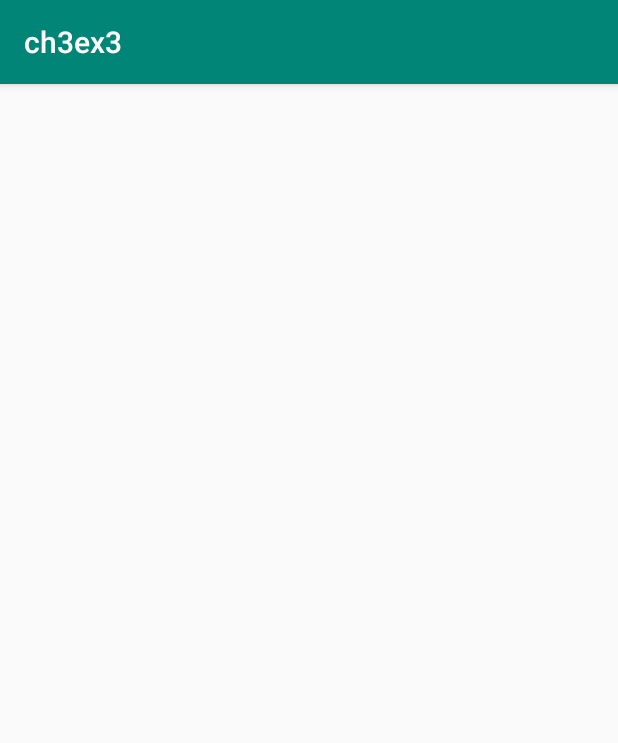
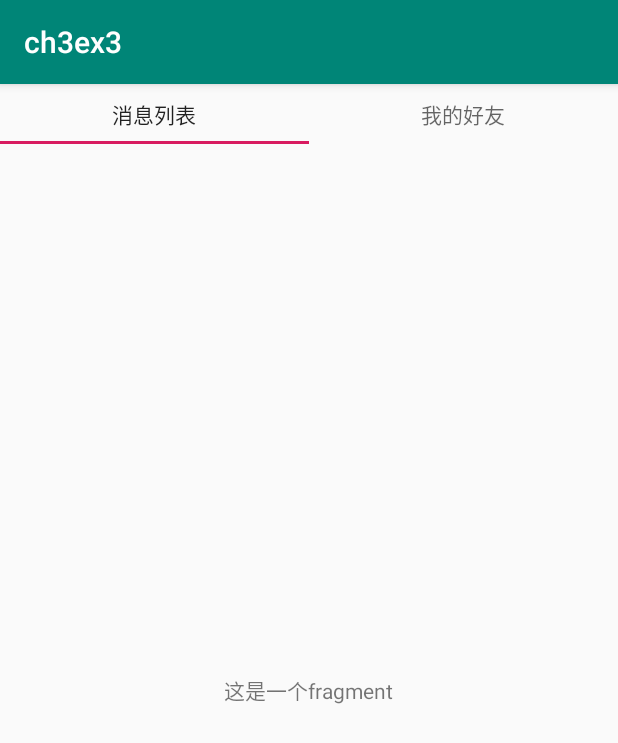
Before and after one commit to BIT-zhangxin/BytedanceTask, an Android app: the screen it shows after launch (Ch3Ex3Activity), after a tap on "CH3EX3", on a phone screen of 412 x 824 dp. Shown: the top 743 px of the screen. Run offline under Robolectric (Android 15) with nearby library versions, the phone set to English and light mode, and no system bars.

Commit message:
第三天作业第三题提交

```diff
--- a/Task3/Homework/app/build.gradle
+++ b/Task3/Homework/app/build.gradle
@@ -33,4 +33,7 @@ dependencies {
     // 这里添加了对话框库，用来输入时长
     // https://github.com/afollestad/material-dialogs
     implementation 'com.afollestad.material-dialogs:core:0.9.6.0'
+
+    //圆形图片
+    implementation 'de.hdodenhof:circleimageview:2.1.0'
 }
--- a/Task3/Homework/app/src/main/java/com/example/chapter3/homework/Ch3Ex3Activity.java
+++ b/Task3/Homework/app/src/main/java/com/example/chapter3/homework/Ch3Ex3Activity.java
@@ -1,5 +1,9 @@
 package com.example.chapter3.homework;
 
+import android.support.design.widget.TabLayout;
+import android.support.v4.app.Fragment;
+import android.support.v4.app.FragmentPagerAdapter;
+import android.support.v4.view.ViewPager;
 import android.support.v7.app.AppCompatActivity;
 import android.os.Bundle;
 
@@ -11,16 +15,49 @@ import android.os.Bundle;
  */
 public class Ch3Ex3Activity extends AppCompatActivity {
 
+    public static final int PAGE_COUNT=2;
+
+    ViewPager pager;
+    TabLayout tabLayout;
+
     @Override
     protected void onCreate(Bundle savedInstanceState) {
         super.onCreate(savedInstanceState);
         setContentView(R.layout.activity_ch3ex3);
 
+        pager = findViewById(R.id.view_pager);
+        tabLayout = findViewById(R.id.tab_layout);
+        pager.setAdapter(new FragmentPagerAdapter(getSupportFragmentManager()) {
+            @Override
+            public Fragment getItem(int i) {
+                switch (i){
+                    case 0:
+                        return new NewFragment();
+                    case 1:
+                        return new PlaceholderFragment();
+                }
+                return null;
+            }
 
+            @Override
+            public int getCount() {
+                return PAGE_COUNT;
+            }
+
+            @Override
+            public CharSequence getPageTitle(int position) {
+                switch (position){
+                    case 0:
+                        return "消息列表";
+                    case 1:
+                        return "我的好友";
+                }
+                return "";
+            }
+        });
+        tabLayout.setupWithViewPager(pager);
 
         // TODO: ex3-1. 添加 ViewPager 和 Fragment 做可滑动界面
-
-
 
         // TODO: ex3-2, 添加 TabLayout 支持 Tab
     }
--- /dev/null
+++ b/Task3/Homework/app/src/main/java/com/example/chapter3/homework/Friend.java
@@ -0,0 +1,34 @@
+package com.example.chapter3.homework;
+
+class Friend {
+
+    private int id;//id
+    private String title;//标题
+    private String description;//描述
+
+    public int getId() {
+        return id;
+    }
+
+    public void setId(int id) {
+        this.id = id;
+    }
+
+    String getTitle() {
+        return title;
+    }
+
+    void setTitle(String title) {
+        this.title = title;
+    }
+
+    String getDescription() {
+        return description;
+    }
+
+    void setDescription(String description) {
+        this.description = description;
+    }
+
+
+}
--- /dev/null
+++ b/Task3/Homework/app/src/main/java/com/example/chapter3/homework/FriendAdapter.java
@@ -0,0 +1,43 @@
+package com.example.chapter3.homework;
+
+import android.content.Context;
+import android.support.annotation.NonNull;
+import android.view.LayoutInflater;
+import android.view.View;
+import android.view.ViewGroup;
+import android.widget.ArrayAdapter;
+import android.widget.TextView;
+import java.util.List;
+
+public class FriendAdapter extends ArrayAdapter<Friend> {
+
+    private int resourceId;
+
+    FriendAdapter(Context context, int textViewResourceId, List<Friend> objects){
+        super(context,textViewResourceId,objects);
+        resourceId=textViewResourceId;
+    }
+
+    @NonNull
+    @Override
+    public View getView(int position, View convertView, @NonNull ViewGroup parent) {
+        Friend friend =getItem(position);
+        View view;
+        if(convertView!=null){
+            view=convertView;
+        }
+        else{
+            view=LayoutInflater.from(
+                getContext()).inflate(resourceId, parent,false);
+        }
+
+        TextView tv_title=view.findViewById(R.id.tv_title);
+        TextView tv_description=view.findViewById(R.id.tv_description);
+
+        assert friend != null;
+        tv_title.setText(friend.getTitle());
+        tv_description.setText(friend.getDescription());
+
+        return view;
+    }
+}
--- /dev/null
+++ b/Task3/Homework/app/src/main/java/com/example/chapter3/homework/NewFragment.java
@@ -0,0 +1,19 @@
+package com.example.chapter3.homework;
+
+import android.os.Bundle;
+import android.support.annotation.NonNull;
+import android.support.annotation.Nullable;
+import android.support.v4.app.Fragment;
+import android.view.LayoutInflater;
+import android.view.View;
+import android.view.ViewGroup;
+
+public class NewFragment extends Fragment {
+
+    @Nullable
+    @Override
+    public View onCreateView(@NonNull LayoutInflater inflater, @Nullable ViewGroup container,
+        @Nullable Bundle savedInstanceState) {
+        return inflater.inflate(R.layout.fragment_new, container, false);
+    }
+}
--- a/Task3/Homework/app/src/main/java/com/example/chapter3/homework/PlaceholderFragment.java
+++ b/Task3/Homework/app/src/main/java/com/example/chapter3/homework/PlaceholderFragment.java
@@ -1,33 +1,90 @@
 package com.example.chapter3.homework;
 
 
+import android.animation.Animator;
+import android.animation.AnimatorListenerAdapter;
+import android.animation.AnimatorSet;
+import android.animation.ObjectAnimator;
 import android.os.Bundle;
+import android.support.annotation.NonNull;
 import android.support.annotation.Nullable;
 import android.support.v4.app.Fragment;
 import android.view.LayoutInflater;
 import android.view.View;
 import android.view.ViewGroup;
+import android.widget.ListView;
+import com.airbnb.lottie.LottieAnimationView;
+import java.util.ArrayList;
+import java.util.List;
+import java.util.Objects;
 
 public class PlaceholderFragment extends Fragment {
 
+    LottieAnimationView lottieAnimationView;
+    ListView listView;
+    List<Friend> friendList =new ArrayList<>();
 
     @Override
-    public View onCreateView(LayoutInflater inflater, ViewGroup container,
+    public View onCreateView(@NonNull LayoutInflater inflater, ViewGroup container,
                              Bundle savedInstanceState) {
+        View view=inflater.inflate(R.layout.fragment_placeholder, container, false);
+
+        lottieAnimationView=view.findViewById(R.id.lottie_animation_view);
+        listView=view.findViewById(R.id.list_view_friend);
+        listView.setVisibility(View.GONE);
+        iniData();
+
+        FriendAdapter friendAdapter=new FriendAdapter(getContext(),R.layout.friend_item,friendList);
+        listView.setAdapter(friendAdapter);
+
         // TODO ex3-3: 修改 fragment_placeholder，添加 loading 控件和列表视图控件
-        return inflater.inflate(R.layout.fragment_placeholder, container, false);
+        return view;
     }
 
     @Override
     public void onActivityCreated(@Nullable Bundle savedInstanceState) {
         super.onActivityCreated(savedInstanceState);
 
-        getView().postDelayed(new Runnable() {
+        Objects.requireNonNull(getView()).postDelayed(new Runnable() {
             @Override
             public void run() {
+
+                ObjectAnimator animator1=ObjectAnimator.ofFloat(lottieAnimationView,
+                    "alpha",1f,0f);
+                animator1.setDuration(1000);
+                animator1.addListener(new AnimatorListenerAdapter() {
+                    @Override
+                    public void onAnimationEnd(Animator animation) {
+                        super.onAnimationEnd(animation);
+                        lottieAnimationView.setVisibility(View.GONE);
+                    }
+                });
+                AnimatorSet animatorSet1 = new AnimatorSet();
+                animatorSet1.playTogether(animator1);
+                animatorSet1.start();
+
+                listView.setVisibility(View.VISIBLE);
+                ObjectAnimator animator2=ObjectAnimator.ofFloat(listView,
+                    "alpha",0f,1f);
+                animator2.setDuration(1000);
+                AnimatorSet animatorSet2 = new AnimatorSet();
+                animatorSet2.playTogether(animator2);
+                animatorSet2.start();
+
                 // 这里会在 5s 后执行
                 // TODO ex3-4：实现动画，将 lottie 控件淡出，列表数据淡入
             }
         }, 5000);
     }
+
+    void iniData(){
+
+        for(int i=1;i<=30;i++){
+            Friend friend=new Friend();
+            friend.setId(i);
+            friend.setTitle("好友"+i);
+            friend.setDescription("描述"+i);
+            friendList.add(friend);
+        }
+    }
 }
--- a/Task3/Homework/app/src/main/res/layout/activity_ch3ex3.xml
+++ b/Task3/Homework/app/src/main/res/layout/activity_ch3ex3.xml
@@ -1,9 +1,17 @@
 <?xml version="1.0" encoding="utf-8"?>
-<FrameLayout xmlns:android="http://schemas.android.com/apk/res/android"
-    xmlns:app="http://schemas.android.com/apk/res-auto"
-    xmlns:tools="http://schemas.android.com/tools"
+<LinearLayout xmlns:android="http://schemas.android.com/apk/res/android"
     android:layout_width="match_parent"
     android:layout_height="match_parent"
-    tools:context=".Ch3Ex3Activity">
+    android:orientation="vertical">
 
-</FrameLayout>
+    <android.support.design.widget.TabLayout
+        android:id="@+id/tab_layout"
+        android:layout_width="match_parent"
+        android:layout_height="40dp" />
+
+    <android.support.v4.view.ViewPager
+        android:id="@+id/view_pager"
+        android:layout_width="match_parent"
+        android:layout_height="match_parent" />
+
+</LinearLayout>
--- /dev/null
+++ b/Task3/Homework/app/src/main/res/layout/fragment_new.xml
@@ -0,0 +1,12 @@
+<?xml version="1.0" encoding="utf-8"?>
+<FrameLayout xmlns:android="http://schemas.android.com/apk/res/android"
+    android:layout_width="match_parent"
+    android:layout_height="match_parent"
+    android:orientation="vertical">
+
+    <TextView
+        android:layout_width="wrap_content"
+        android:layout_height="wrap_content"
+        android:layout_gravity="center"
+        android:text="这是一个fragment" />
+</FrameLayout>
```
Also changed, not shown: Task3/Homework/app/src/main/res/layout/fragment_placeholder.xml (+18 -4 lines), Task3/Homework/app/src/main/res/layout/friend_item.xml (added, +36 -0 lines), Task3/Homework/app/src/main/res/drawable/picture.jpeg (added).
